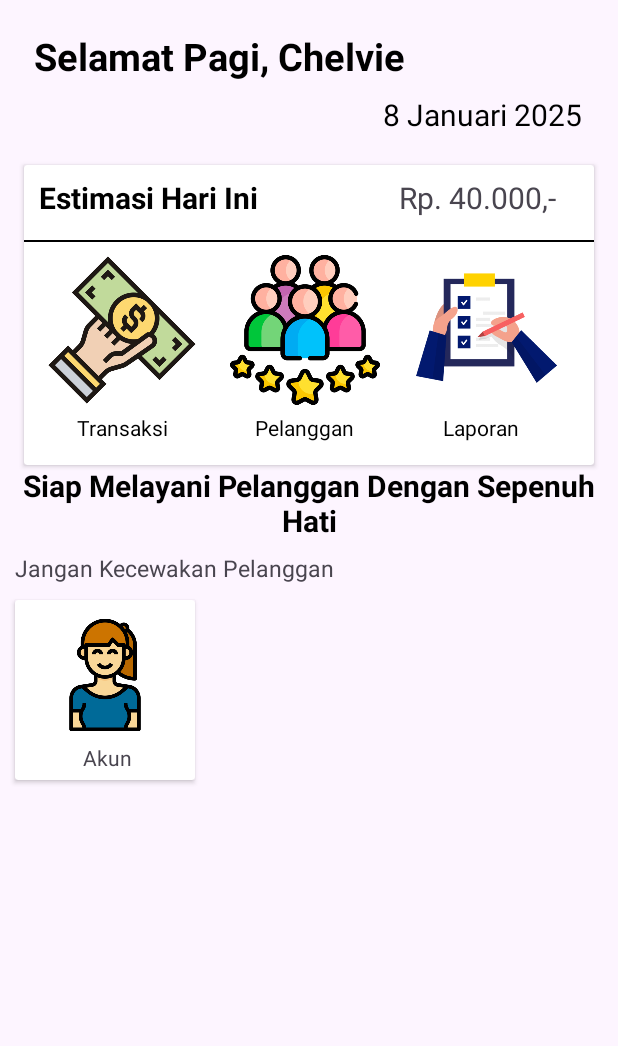
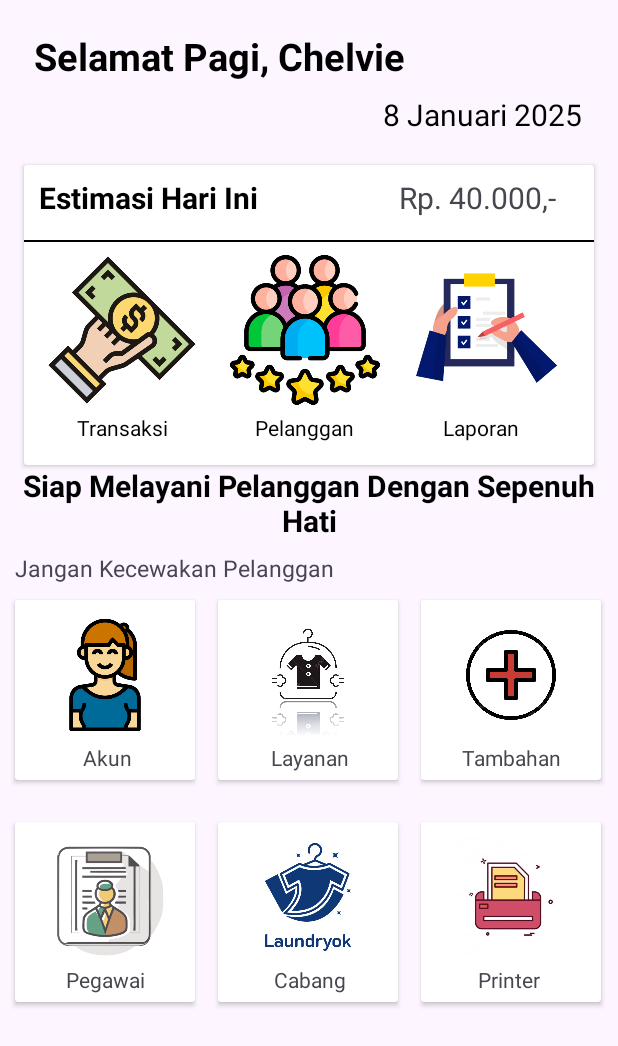
Before and after one commit to ChelvieAyunda/Laundry, an Android app: the MainActivity screen opened directly, with no data from a screen before it, on a phone screen of 412 x 824 dp. Shown: the top 1046 px of the screen. Run offline under Robolectric (Android 15) with nearby library versions, the phone set to English and light mode, and no system bars; 1 statement that could not run was skipped.

Commit message:
menambahkan layanan,tambahan,pegawai cabang dan printer

```diff
--- a/app/src/main/res/layout/activity_main.xml
+++ b/app/src/main/res/layout/activity_main.xml
@@ -86,7 +86,7 @@
             android:layout_width="wrap_content"
             android:layout_height="wrap_content"
             android:text="Transaksi"
-            android:textSize="14dp"
+            android:textSize="14sp"
             android:textColor="#000000"
             android:layout_marginTop="165dp"
             android:layout_marginStart="35dp"/>
@@ -103,7 +103,7 @@
             android:layout_width="wrap_content"
             android:layout_height="wrap_content"
             android:text="Pelanggan"
-            android:textSize="14dp"
+            android:textSize="14sp"
             android:textColor="#000000"
             android:layout_marginTop="165dp"
             android:layout_marginStart="154dp"/>
@@ -120,19 +120,22 @@
             android:layout_width="wrap_content"
             android:layout_height="wrap_content"
             android:text="Laporan"
-            android:textSize="14dp"
+            android:textSize="14sp"
             android:textColor="#000000"
             android:layout_marginTop="165dp"
             android:layout_marginStart="279dp"/>
 
     </androidx.cardview.widget.CardView>
+
     <TextView
+        android:id="@+id/tvMelayani"
         android:layout_width="wrap_content"
         android:layout_height="wrap_content"
         android:text="Siap Melayani Pelanggan Dengan Sepenuh Hati"
         android:textSize="20dp"
         android:textStyle="bold"
         android:textColor="#000000"
+        app:layout_constraintStart_toStartOf="parent"
         app:layout_constraintTop_toTopOf="parent"
         android:layout_marginTop="310dp"
         android:gravity="center"/>
@@ -142,7 +145,7 @@
         android:layout_width="wrap_content"
         android:layout_height="wrap_content"
         android:text="Jangan Kecewakan Pelanggan"
-        android:textSize="15dp"
+        android:textSize="15sp"
         app:layout_constraintTop_toTopOf="parent"
         android:layout_marginTop="368dp"
         app:layout_constraintStart_toStartOf="parent"
@@ -180,6 +183,165 @@
 
     </androidx.cardview.widget.CardView>
 
+    <androidx.cardview.widget.CardView
+        android:id="@+id/tvLlayanan"
+        android:layout_width="120dp"
+        android:layout_height="120dp"
+        android:layout_marginTop="32dp"
+        android:layout_marginStart="15dp"
+        android:gravity="center"
+        android:orientation="vertical"
+        app:layout_constraintHorizontal_bias="0.0"
+        app:layout_constraintStart_toEndOf="@+id/tvLAkun"
+        app:layout_constraintTop_toTopOf="@id/tvPeringatan">
+
+        <ImageView
+            android:id="@+id/icLayanan"
+            android:layout_width="80dp"
+            android:layout_height="80dp"
+            android:src="@drawable/ic_layanan2"
+            android:layout_marginStart="20dp"
+            android:layout_marginTop="10dp"/>
+
+        <TextView
+            android:id="@+id/layanan"
+            android:layout_width="wrap_content"
+            android:layout_height="wrap_content"
+            android:text="Layanan"
+            android:textSize="14sp"
+            android:layout_marginTop="95dp"
+            android:layout_marginStart="35dp"/>
+
+    </androidx.cardview.widget.CardView>
+
+    <androidx.cardview.widget.CardView
+        android:id="@+id/tvLtambahan"
+        android:layout_width="120dp"
+        android:layout_height="120dp"
+        android:layout_marginTop="32dp"
+        android:layout_marginStart="15dp"
+        android:gravity="center"
+        android:orientation="vertical"
+        app:layout_constraintHorizontal_bias="0.0"
+        app:layout_constraintStart_toEndOf="@+id/tvLlayanan"
+        app:layout_constraintTop_toTopOf="@id/tvPeringatan">
+
+        <ImageView
+            android:id="@+id/icTambahan"
+            android:layout_width="80dp"
+            android:layout_height="80dp"
+            android:src="@drawable/ic_tambahan"
+            android:layout_marginStart="20dp"
+            android:layout_marginTop="10dp"/>
+
+        <TextView
+            android:id="@+id/Tambahan"
+            android:layout_width="wrap_content"
+            android:layout_height="wrap_content"
+            android:text="Tambahan"
+            android:textSize="14sp"
+            android:layout_marginTop="95dp"
+            android:layout_marginStart="27dp"/>
+
+    </androidx.cardview.widget.CardView>
+
+    <androidx.cardview.widget.CardView
+        android:id="@+id/tvLpegawai"
+        android:layout_width="120dp"
+        android:layout_height="120dp"
+        android:layout_marginTop="28dp"
+        android:layout_marginStart="10dp"
+        android:gravity="center"
+        android:orientation="vertical"
+        app:layout_constraintHorizontal_bias="0.0"
+        app:layout_constraintTop_toBottomOf="@+id/tvLAkun"
+        app:layout_constraintStart_toStartOf="parent"
+        app:layout_constraintEnd_toStartOf="@+id/tvLlayanan">
+
+        <ImageView
+            android:id="@+id/icPegawai"
+            android:layout_width="80dp"
+            android:layout_height="80dp"
+            android:src="@drawable/ic_pegawai"
+            android:layout_marginStart="20dp"
+            android:layout_marginTop="10dp"/>
+
+        <TextView
+            android:id="@+id/Pegawai"
+            android:layout_width="wrap_content"
+            android:layout_height="wrap_content"
+            android:text="Pegawai"
+            android:textSize="14sp"
+            android:layout_marginTop="95dp"
+            android:layout_marginStart="34dp"/>
+
+    </androidx.cardview.widget.CardView>
+
+    <androidx.cardview.widget.CardView
+        android:id="@+id/tvLcabang"
+        android:layout_width="120dp"
+        android:layout_height="120dp"
+        android:layout_marginTop="28dp"
+        android:layout_marginStart="15dp"
+        android:gravity="center"
+        android:orientation="vertical"
+        app:layout_constraintHorizontal_bias="0.0"
+        app:layout_constraintTop_toBottomOf="@+id/tvLAkun"
+        app:layout_constraintStart_toEndOf="@+id/tvLpegawai"
+        app:layout_constraintEnd_toStartOf="@+id/tvLlayanan">
+
+        <ImageView
+            android:id="@+id/icCabang"
+            android:layout_width="80dp"
+            android:layout_height="80dp"
+            android:src="@drawable/ic_cabang"
+            android:layout_marginStart="20dp"
+            android:layout_marginTop="10dp"/>
+
+        <TextView
+            android:id="@+id/tvCabang"
+            android:layout_width="wrap_content"
+            android:layout_height="wrap_content"
+            android:text="Cabang"
+            android:textSize="14sp"
+            android:layout_marginTop="95dp"
+            android:layout_marginStart="37dp"/>
+
+
+    </androidx.cardview.widget.CardView>
+
+    <androidx.cardview.widget.CardView
+        android:id="@+id/tvLprinter"
+        android:layout_width="120dp"
+        android:layout_height="120dp"
+        android:layout_marginTop="148dp"
+        android:layout_marginStart="15dp"
+        android:gravity="center"
+        android:orientation="vertical"
+        app:layout_constraintHorizontal_bias="0.0"
+        app:layout_constraintStart_toEndOf="@+id/tvLlayanan"
+        app:layout_constraintTop_toTopOf="@id/tvLtambahan">
+
+        <ImageView
+            android:id="@+id/icPrinter"
+            android:layout_width="80dp"
+            android:layout_height="80dp"
+            android:src="@drawable/ic_printer"
+            android:layout_marginStart="20dp"
+            android:layout_marginTop="10dp"/>
+
+        <TextView
+            android:id="@+id/tvPrinter"
+            android:layout_width="wrap_content"
+            android:layout_height="wrap_content"
+            android:text="Printer"
+            android:textSize="14sp"
+            android:layout_marginTop="95dp"
+            android:layout_marginStart="38dp"/>
+
+    </androidx.cardview.widget.CardView>
+
+
 
 
 
```
Also changed, not shown: app/src/main/res/drawable/ic_cabang.webp (added), app/src/main/res/drawable/ic_layanan2.png (added), app/src/main/res/drawable/ic_pegawai.png (added), app/src/main/res/drawable/ic_printer.jpg (added), app/src/main/res/drawable/ic_tambahan.jpg (added).
